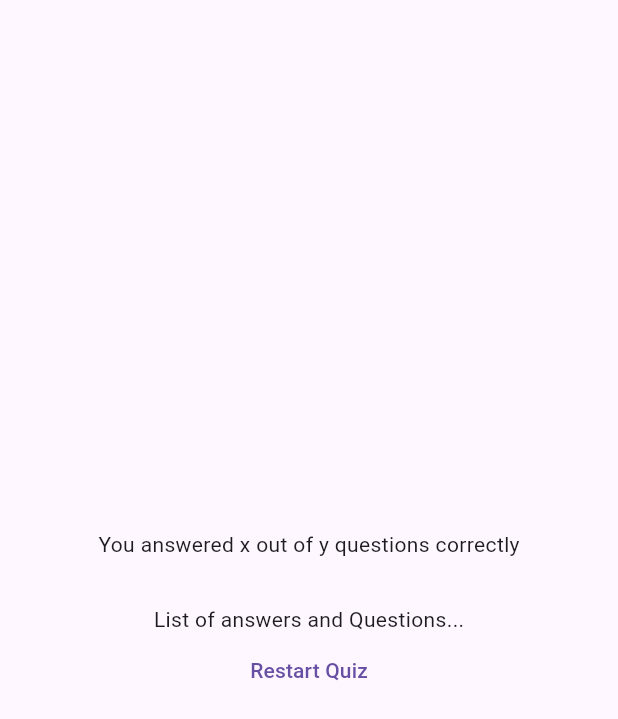
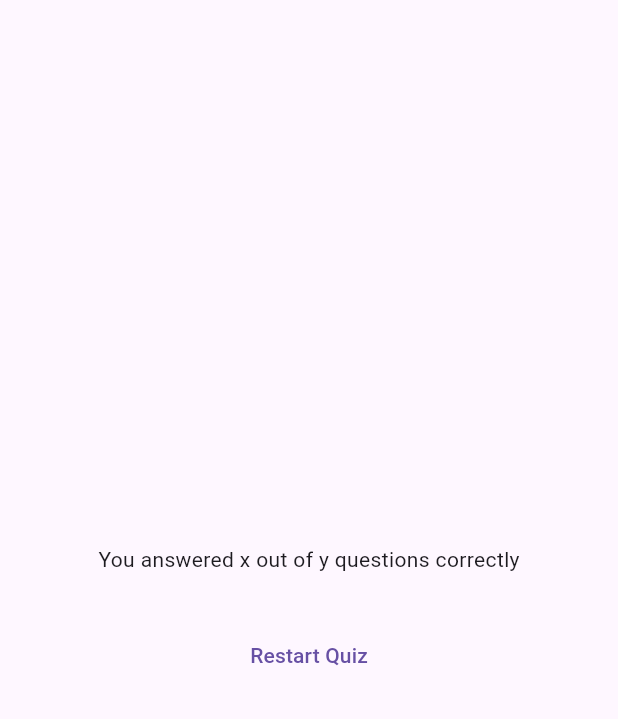
Before and after one commit to Wilson-Ochieng/Flutter_Training_Advanced_Basics, a Flutter app: the ResultsScreen widget shown alone on an empty page, opened directly with empty values, on a phone screen of 412 x 824 dp. Shown: the top 719 px of the screen. Run offline on Flutter 3.47's test engine with Material 3 defaults, Android fonts, the phone set to English and light mode, and no system bars; our stand-ins replace google_fonts.

Commit message:
Displayed Data in Results screen

```diff
--- /dev/null
+++ b/lib/questions_summary.dart
@@ -0,0 +1,47 @@
+import 'package:flutter/material.dart';
+
+class QuestionsSummary extends StatelessWidget {
+
+
+  const QuestionsSummary(this.summaryData,{super.key});
+
+  final List<Map<String,Object>> summaryData;
+
+   @override
+  Widget build( context) {
+
+    return Column(
+      children:summaryData.map(
+        (data) {
+
+          return Row(children: [
+            Text(((data['question_index'] as int) + 1).toString()),
+
+            Column( children: [
+
+
+              Text(data['question'] as String),
+
+             const  SizedBox(height: 5,),
+             Text(data['user_answer'] as String),
+             Text(data['correct_answer'] as String)
+
+            ], )
+
+
+
+          ],);
+
+
+
+
+
+      },
+    ).toList(),
+
+    );
+  }
+
+
+
+}
--- a/lib/quiz.dart
+++ b/lib/quiz.dart
@@ -49,7 +49,7 @@ class _QuizeState extends State<Quiz> {
     }
 
     if(activeScreen == 'results-screen'){
-      screenWidget = ResultsScreen( ChoosenAnswers: selectedAnswers,);
+      screenWidget = ResultsScreen( choosenAnswers: selectedAnswers,);
 
 
 
--- a/lib/results_screen.dart
+++ b/lib/results_screen.dart
@@ -1,30 +1,24 @@
+import 'package:adv_basics/questions_summary.dart';
 import 'package:flutter/material.dart';
-import  'package:adv_basics/data/questions.dart';
+import 'package:adv_basics/data/questions.dart';
 
 class ResultsScreen extends StatelessWidget {
-  ResultsScreen({super.key, required this.ChoosenAnswers});
+  const ResultsScreen({super.key, required this.choosenAnswers});
 
-  final List<String> ChoosenAnswers;
+  final List<String> choosenAnswers;
 
   List<Map<String, Object>> getSummaryData() {
     final List<Map<String, Object>> summary = [];
 
-    for ( var i = 0; i < ChoosenAnswers.length; i++){
-
+    for (var i = 0; i < choosenAnswers.length; i++) {
       //creating a map value
       summary.add({
-        'question_index':i,
-        'question':questions[i].text,
-        'correct_answer':questions[i].answers[0],
-        'user_answer':ChoosenAnswers[i]
-
-
-
+        'question_index': i,
+        'question': questions[i].text,
+        'correct_answer': questions[i].answers[0],
+        'user_answer': choosenAnswers[i]
       });
-
-
     }
-
 
     return summary;
   }
@@ -40,7 +34,7 @@ class ResultsScreen extends StatelessWidget {
             children: [
               const Text("You answered x out of y questions correctly"),
               const SizedBox(height: 30),
-              const Text('List of answers and Questions...'),
+              QuestionsSummary(getSummaryData()),
               TextButton(onPressed: () {}, child: const Text('Restart Quiz'))
             ],
           ),
```
